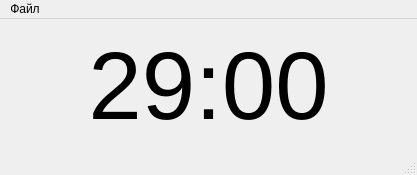
Above: data/mainwindow.ui from Ingener74/My-Sport-Timer before the change. Below: the same form after it.
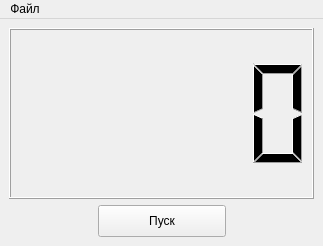
That is the form after the change. Icons and pictures are not drawn.

Diff of the .ui file:
```diff
--- a/data/mainwindow.ui
+++ b/data/mainwindow.ui
@@ -6,8 +6,8 @@
    <rect>
     <x>0</x>
     <y>0</y>
-    <width>417</width>
-    <height>175</height>
+    <width>323</width>
+    <height>246</height>
    </rect>
   </property>
   <property name="windowTitle">
@@ -20,20 +20,62 @@
   <widget class="QWidget" name="centralwidget">
    <layout class="QVBoxLayout" name="verticalLayout">
     <item>
-     <widget class="QLabel" name="label">
-      <property name="font">
-       <font>
-        <pointsize>72</pointsize>
-       </font>
-      </property>
-      <property name="text">
-       <string>29:00</string>
-      </property>
-      <property name="alignment">
-       <set>Qt::AlignCenter</set>
+     <widget class="QLCDNumber" name="lcdNumberTime">
+      <property name="minimumSize">
+       <size>
+        <width>0</width>
+        <height>64</height>
+       </size>
       </property>
      </widget>
     </item>
+    <item>
+     <layout class="QHBoxLayout" name="horizontalLayout">
+      <item>
+       <spacer name="horizontalSpacer">
+        <property name="orientation">
+         <enum>Qt::Horizontal</enum>
+        </property>
+        <property name="sizeHint" stdset="0">
+         <size>
+          <width>40</width>
+          <height>20</height>
+         </size>
+        </property>
+       </spacer>
+      </item>
+      <item>
+       <widget class="QPushButton" name="pushButtonStart">
+        <property name="minimumSize">
+         <size>
+          <width>128</width>
+          <height>32</height>
+         </size>
+        </property>
+        <property name="text">
+         <string>Пуск</string>
+        </property>
+        <property name="icon">
+         <iconset resource="resouces.qrc">
+          <normaloff>:/res/start.svg</normaloff>:/res/start.svg</iconset>
+        </property>
+       </widget>
+      </item>
+      <item>
+       <spacer name="horizontalSpacer_2">
+        <property name="orientation">
+         <enum>Qt::Horizontal</enum>
+        </property>
+        <property name="sizeHint" stdset="0">
+         <size>
+          <width>40</width>
+          <height>20</height>
+         </size>
+        </property>
+       </spacer>
+      </item>
+     </layout>
+    </item>
    </layout>
   </widget>
   <widget class="QMenuBar" name="menubar">
@@ -41,7 +83,7 @@
     <rect>
      <x>0</x>
      <y>0</y>
-     <width>417</width>
+     <width>323</width>
      <height>21</height>
     </rect>
    </property>
@@ -55,7 +97,6 @@
    </widget>
    <addaction name="menu"/>
   </widget>
-  <widget class="QStatusBar" name="statusbar"/>
   <action name="SettingsAction">
    <property name="icon">
     <iconset resource="resouces.qrc">
```
